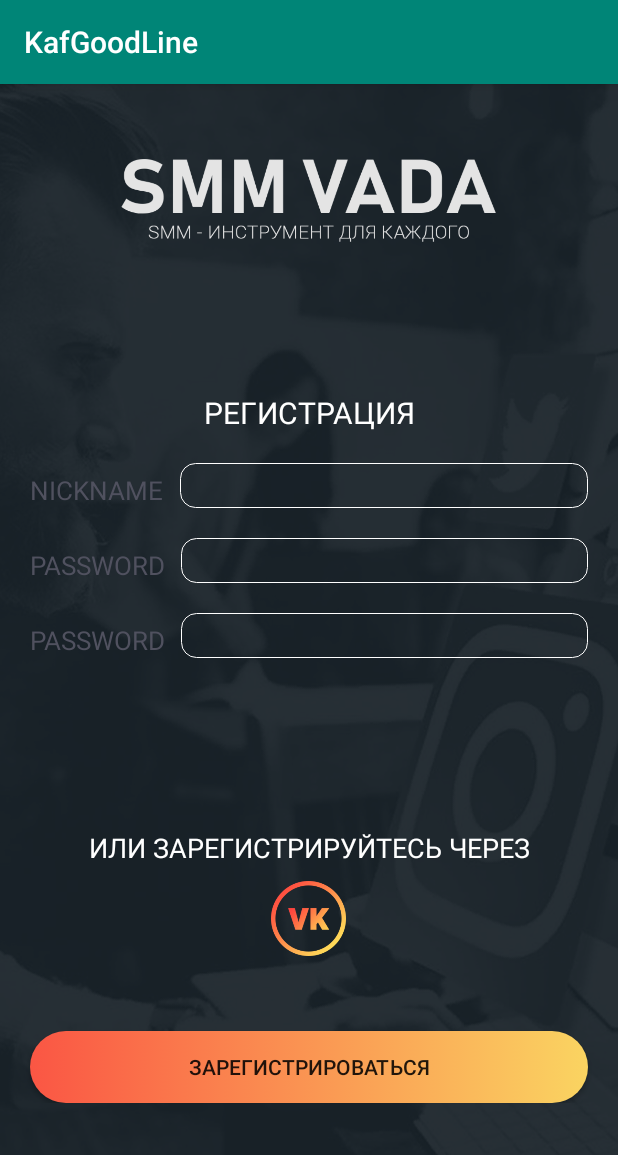
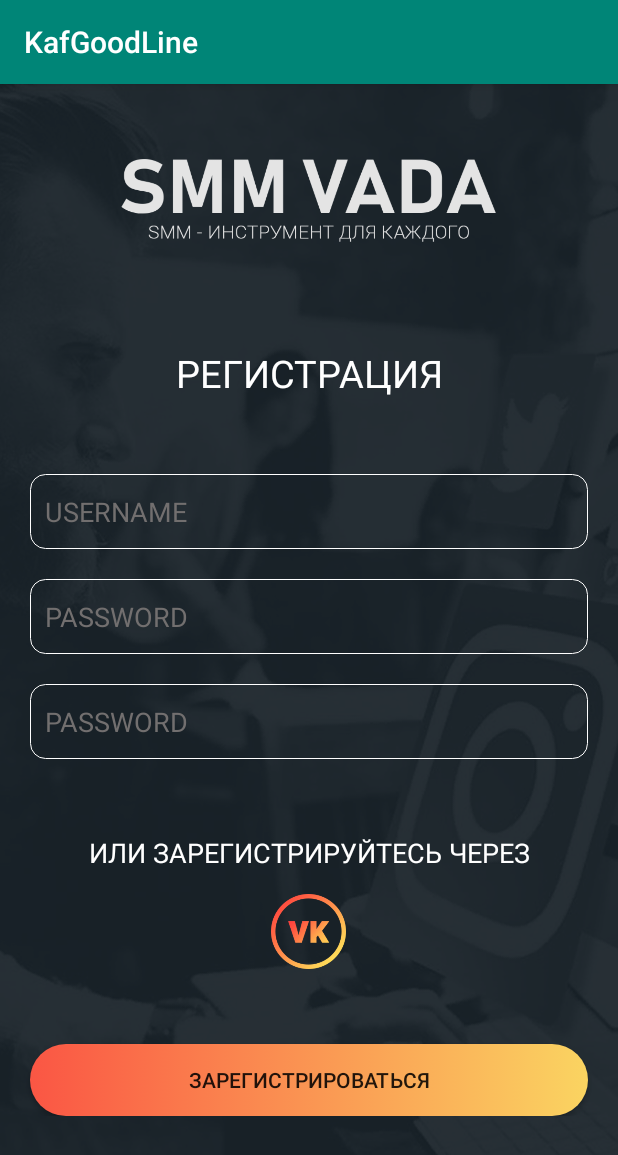
Before and after one commit to HotsHom/repSMM_VADA, an Android app: the RegisterActivity screen opened directly, with no data from a screen before it, on a phone screen of 412 x 824 dp. Shown: the top 1155 px of the screen. Run offline under Robolectric (Android 15) with nearby library versions, the phone set to English and light mode, and no system bars.

Commit message:
Layout Main Workspace

```diff
--- a/app/build.gradle
+++ b/app/build.gradle
@@ -32,4 +32,6 @@
     testImplementation 'junit:junit:4.12'
     androidTestImplementation 'androidx.test.ext:junit:1.1.0'
     androidTestImplementation 'androidx.test.espresso:espresso-core:3.1.1'
+
+    implementation 'com.google.android.material:material:1.0.0'
 }
--- a/app/src/main/AndroidManifest.xml
+++ b/app/src/main/AndroidManifest.xml
@@ -9,7 +9,8 @@
         android:roundIcon="@mipmap/ic_launcher_round"
         android:supportsRtl="true"
         android:theme="@style/AppTheme">
-        <activity android:name=".RegisterActivity"></activity>
+        <activity android:name=".WorkActivity"></activity>
+        <activity android:name=".RegisterActivity" />
         <activity android:name=".MainActivity">
             <intent-filter>
                 <action android:name="android.intent.action.MAIN" />
--- a/app/src/main/res/layout/activity_register.xml
+++ b/app/src/main/res/layout/activity_register.xml
@@ -9,7 +9,7 @@
 
     <LinearLayout
         android:layout_width="match_parent"
-        android:layout_height="match_parent"
+        android:layout_height="wrap_content"
         android:orientation="vertical">
 
         <ImageView
@@ -17,114 +17,88 @@
             android:layout_height="55dp"
             android:background="@drawable/logo"
             android:layout_gravity="center_horizontal"
-            android:layout_marginTop="50dp"/>
+            android:layout_marginTop="50dp"
+            android:contentDescription="@string/logo" />
         <TextView
             android:layout_width="match_parent"
             android:layout_height="wrap_content"
-            android:text="РЕГИСТРАЦИЯ"
+            android:text="@string/Register"
             android:textColor="#fff"
-            android:textSize="20dp"
-            android:layout_marginTop="100dp"
+            android:textSize="25sp"
+            android:layout_marginTop="70dp"
+            android:layout_marginBottom="30dp"
             android:gravity="center_horizontal"/>
 
         <LinearLayout
             android:layout_width="match_parent"
             android:layout_height="wrap_content"
             android:orientation="horizontal"
-            android:layout_marginHorizontal="20dp"
+            android:layout_marginRight="20dp"
+            android:layout_marginLeft="20dp"
             android:layout_marginTop="20dp">
 
-            <TextView
-                android:layout_width="90dp"
-                android:layout_height="wrap_content"
-                android:textSize="17dp"
-                android:textColor="#50515F"
-                android:text="Nickname"
-                android:textAllCaps="true"
-                android:layout_marginRight="10dp"/>
-
             <EditText
-                android:padding="5dp"
                 android:textColor="#fff"
                 android:id="@+id/nickname"
                 android:layout_width="match_parent"
-                android:layout_height="30dp"
+                android:layout_height="50dp"
                 android:background="@drawable/edit_style_white"
-                android:inputType="text" />
+                android:inputType="text"
+                android:hint="@string/username"
+                android:textColorHint="#726F6F"
+                android:padding="10dp"
+                android:importantForAutofill="no"/>
 
         </LinearLayout>
         <LinearLayout
             android:layout_width="match_parent"
             android:layout_height="wrap_content"
             android:orientation="horizontal"
-            android:layout_marginHorizontal="20dp"
+            android:layout_marginLeft="20dp"
+            android:layout_marginRight="20dp"
             android:layout_marginTop="20dp">
-
-            <TextView
-                android:layout_width="wrap_content"
-                android:layout_height="wrap_content"
-                android:textSize="17dp"
-                android:textColor="#50515F"
-                android:text="PASSWORD"
-                android:textAllCaps="true"
-                android:layout_marginRight="10dp"/>
 
             <EditText
                 android:id="@+id/pass1"
-                android:padding="5dp"
                 android:textColor="#fff"
                 android:layout_width="match_parent"
-                android:layout_height="30dp"
+                android:layout_height="50dp"
                 android:background="@drawable/edit_style_white"
-                android:breakStrategy="simple"
-                android:inputType="textPassword" />
+                android:inputType="textPassword"
+                android:hint="@string/password"
+                android:textColorHint="#726F6F"
+                android:padding="10dp"
+                android:importantForAutofill="no"/>
 
         </LinearLayout>
         <LinearLayout
             android:layout_width="match_parent"
             android:layout_height="wrap_content"
             android:orientation="horizontal"
-            android:layout_marginHorizontal="20dp"
+            android:layout_marginLeft="20dp"
+            android:layout_marginRight="20dp"
             android:layout_marginTop="20dp">
-
-            <TextView
-                android:layout_width="wrap_content"
-                android:layout_height="wrap_content"
-                android:textSize="17dp"
-                android:textColor="#50515F"
-                android:text="PASSWORD"
-                android:textAllCaps="true"
-                android:layout_marginRight="10dp"/>
 
             <EditText
                 android:id="@+id/pass2"
-                android:padding="5dp"
                 android:textColor="#fff"
                 android:layout_width="match_parent"
-                android:layout_height="30dp"
+                android:layout_height="50dp"
                 android:background="@drawable/edit_style_white"
-                android:inputType="textPassword" />
+                android:inputType="textPassword"
+                android:hint="@string/password"
+                android:textColorHint="#726F6F"
+                android:padding="10dp"
+                android:importantForAutofill="no"/>
 
         </LinearLayout>
-
-        <TextView
-            android:layout_marginHorizontal="20dp"
-            android:id="@+id/textView1"
-            android:layout_width="match_parent"
-            android:layout_height="wrap_content"
-            android:text=""
-            android:textColor="#fff"
-            android:textSize="10dp"
-            android:layout_marginTop="20dp"
-            android:gravity="center_horizontal"/>
-
         <TextView
             android:layout_width="match_parent"
             android:layout_height="wrap_content"
-            android:text="ИЛИ ЗАРЕГИСТРИРУЙТЕСЬ ЧЕРЕЗ"
+            android:text="@string/RegisterInfo"
             android:textColor="#fff"
-            android:textSize="18dp"
-            android:layout_marginTop="80dp"
+            android:textSize="18sp"
+            android:layout_marginTop="50dp"
             android:gravity="center_horizontal"/>
 
         <Button
@@ -132,19 +106,18 @@
             android:layout_height="50dp"
             android:background="@drawable/vk_logo"
             android:layout_gravity="center_horizontal"
-            android:layout_marginTop="10dp"
-            android:onClick="VKLogin"/>
+            android:layout_marginTop="15dp"/>
 
 
         <Button
             android:layout_width="match_parent"
             android:layout_height="wrap_content"
             android:layout_gravity="bottom|end"
-            android:layout_marginHorizontal="20dp"
+            android:layout_marginRight="20dp"
+            android:layout_marginLeft="20dp"
             android:background="@drawable/butt_style_color"
-            android:text="ЗАРЕГИСТРИРОВАТЬСЯ"
-            android:layout_marginTop="50dp"
-            android:onClick="onMyButtonClick"/>
+            android:text="@string/RegisterText"
+            android:layout_marginTop="50dp"/>
 
     </LinearLayout>
 
```
Also changed, not shown: app/src/main/java/com/example/kafgoodline/WorkActivity.kt (added, +12 -0 lines), app/src/main/res/drawable/ic_account_box_black_24dp.xml (added, +9 -0 lines), app/src/main/res/drawable/ic_add_to_photos_black_24dp.xml (added, +9 -0 lines), app/src/main/res/drawable/ic_blur_on_black_24dp.xml (added, +9 -0 lines), app/src/main/res/drawable/ic_broken_image_black_24dp.xml (added, +9 -0 lines), app/src/main/res/drawable/ic_home_black_24dp.xml (added, +9 -0 lines), app/src/main/res/drawable/ic_style_black_24dp.xml (added, +9 -0 lines), app/src/main/res/drawable/selector.xml (added, +9 -0 lines), app/src/main/res/layout/activity_work.xml (added, +26 -0 lines), app/src/main/res/menu/menu_navigation.xml (added, +24 -0 lines), app/src/main/res/values/strings.xml (+6 -2 lines).
